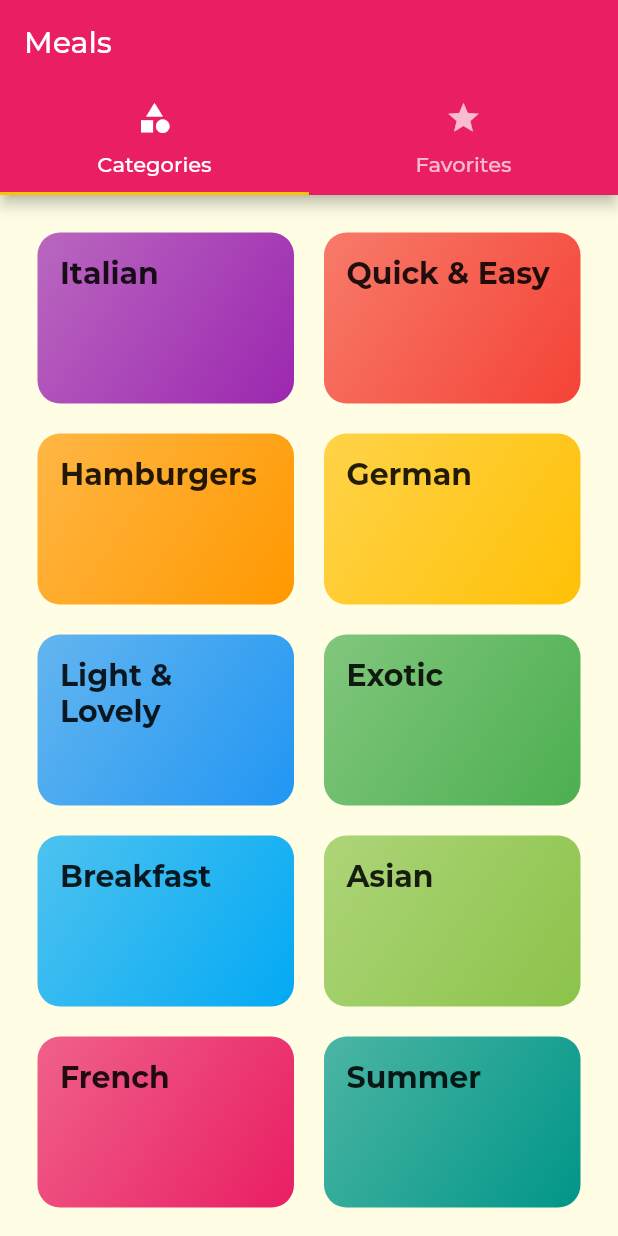
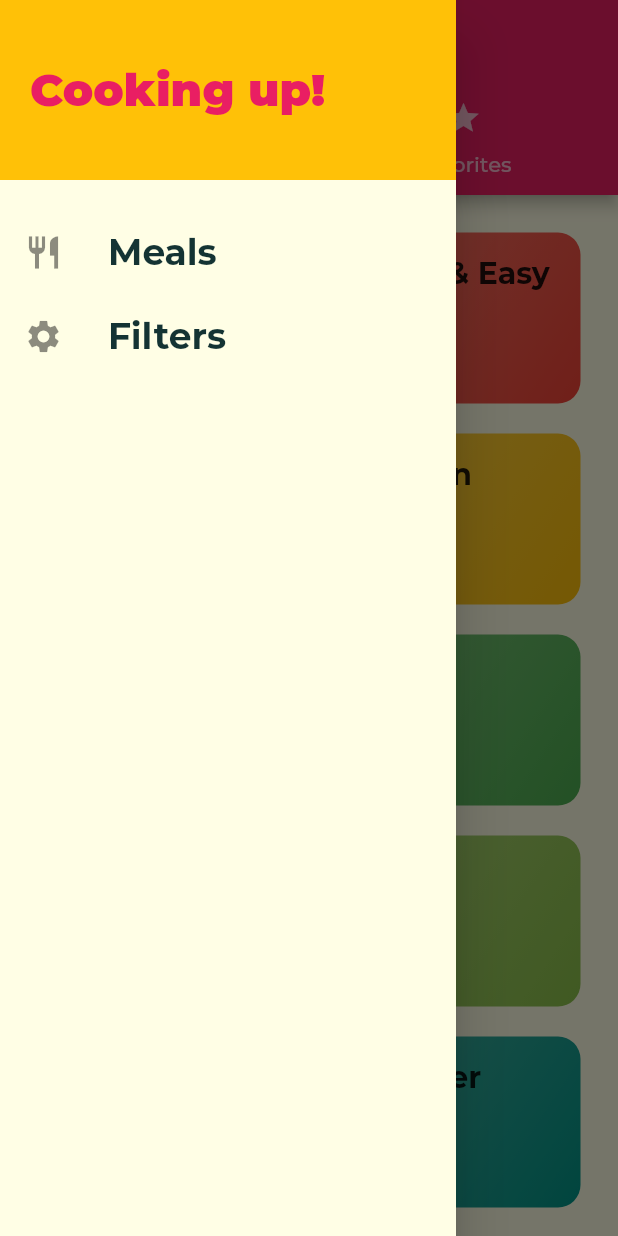
Before and after one commit to geneticdie/deli_meals, a Flutter app: the screen it shows after launch, with the side drawer open (before the commit the screen has no drawer), on a phone screen of 412 x 824 dp. Run offline on Flutter 3.47's test engine with Material 2 defaults, Android fonts, the phone set to English and light mode, and no system bars.

Commit message:
C172 : adding drawer

```diff
--- a/lib/screens/tabs_screen.dart
+++ b/lib/screens/tabs_screen.dart
@@ -1,5 +1,6 @@
 import 'package:deli_meals/screens/categories_screen.dart';
 import 'package:deli_meals/screens/favorites_screen.dart';
+import 'package:deli_meals/widgets/main_drawer.dart';
 import 'package:flutter/material.dart';
 
 class TabsScreen extends StatefulWidget {
@@ -28,6 +29,7 @@ class _TabsScreenState extends State<TabsScreen> {
             ],
           ),
         ),
+        drawer: MainDrawer(),
         body: TabBarView(
           children: <Widget>[
             CategoriesScreen(),
--- /dev/null
+++ b/lib/widgets/main_drawer.dart
@@ -0,0 +1,56 @@
+import 'package:flutter/material.dart';
+
+class MainDrawer extends StatelessWidget {
+  Widget buildListTile(String title, IconData icon) {
+    return ListTile(
+      leading: Icon(
+        icon,
+        size: 26,
+      ),
+      title: Text(
+        title,
+        style: TextStyle(
+          fontFamily: 'Montserrat',
+          fontSize: 24,
+          fontWeight: FontWeight.bold,
+        ),
+      ),
+      onTap: () {},
+    );
+  }
+
+  @override
+  Widget build(BuildContext context) {
+    return Drawer(
+      child: Column(
+        children: <Widget>[
+          Container(
+            height: 120,
+            width: double.infinity,
+            padding: const EdgeInsets.all(20),
+            alignment: Alignment.centerLeft,
+            color: Theme.of(context).accentColor,
+            child: Text(
+              'Cooking up!',
+              style: TextStyle(
+                  fontWeight: FontWeight.w900,
+                  fontSize: 30,
+                  color: Theme.of(context).primaryColor),
+            ),
+          ),
+          SizedBox(
+            height: 20,
+          ),
+          buildListTile(
+            'Meals',
+            Icons.restaurant,
+          ),
+          buildListTile(
+            'Filters',
+            Icons.settings,
+          ),
+        ],
+      ),
+    );
+  }
+}
```
